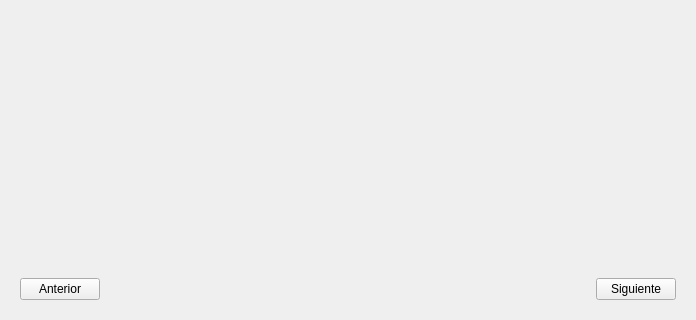
Above: GameScreen/libroreglas.ui from 0tomi/POO-TP before the change; both pictures show x 0 to 696 and y 309 to 629 of the 696 by 629 pixel window. Below: the same form after it.
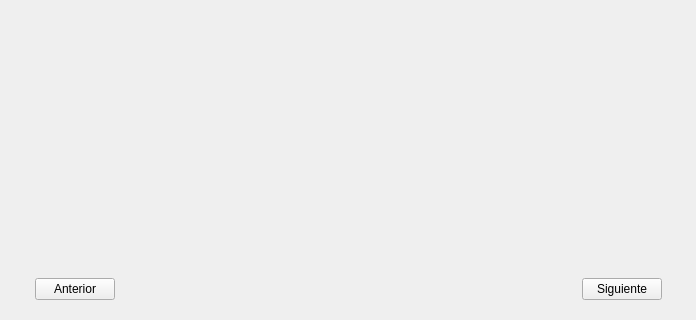
That is the form after the change. Icons and pictures are not drawn.

Diff of the .ui file:
```diff
--- a/GameScreen/libroreglas.ui
+++ b/GameScreen/libroreglas.ui
@@ -196,6 +196,12 @@
    <item>
     <widget class="QWidget" name="widget" native="true">
      <layout class="QHBoxLayout" name="horizontalLayout">
+      <property name="leftMargin">
+       <number>24</number>
+      </property>
+      <property name="rightMargin">
+       <number>23</number>
+      </property>
       <item>
        <widget class="QPushButton" name="Anterior">
         <property name="text">
```
Left out of the diff: 2 changed lines with no effect on the pictures.
